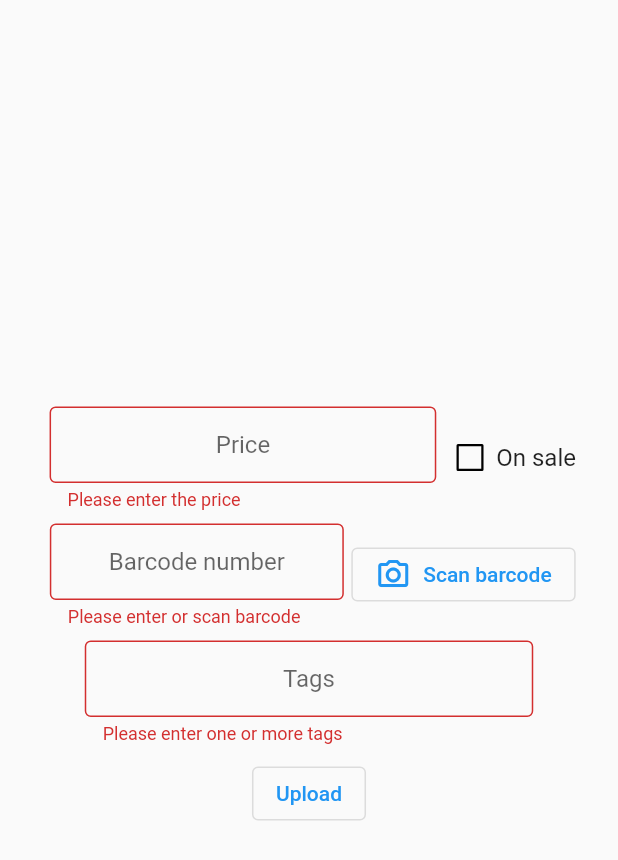
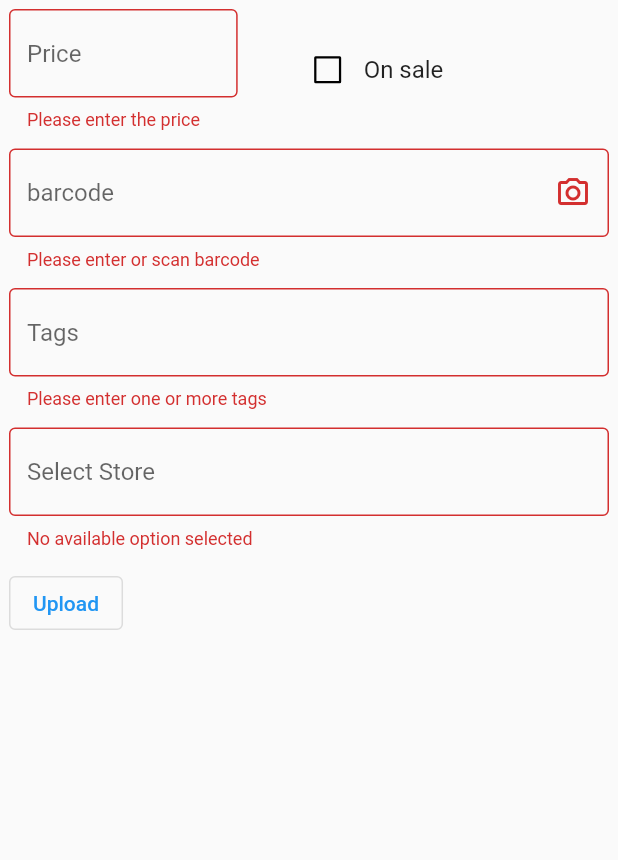
Before and after one commit to lmoyle1989/crowd_sourced_shopping_app, a Flutter app: the UploadScreen widget shown alone on an empty page, opened directly, after a tap on "Upload", on a phone screen of 412 x 824 dp. Shown: the top 860 px of the screen. Run offline on Flutter 3.47's test engine with Material 2 defaults, Android fonts, the phone set to English and light mode, and no system bars; our stand-ins replace cloud_firestore, email_validator, firebase_core, location, shared_preferences; missing offline and left inert: flutter_barcode_scanner; accounts and stored records are empty.

Commit message:
implemented store autocomplete frontend form, and refactored

```diff
--- a/flutter/lib/screens/upload_screen.dart
+++ b/flutter/lib/screens/upload_screen.dart
@@ -1,7 +1,7 @@
 import 'package:flutter/material.dart';
 import 'package:flutter/services.dart';
 import 'package:flutter_barcode_scanner/flutter_barcode_scanner.dart';
-import '/components/text_form_field.dart';
+//import '/components/text_form_field.dart';
 
 class UploadScreen extends StatefulWidget {
   const UploadScreen({Key? key}) : super(key: key);
@@ -12,31 +12,37 @@ class UploadScreen extends StatefulWidget {
 
 class _UploadScreenState extends State<UploadScreen> {
   final _formKey = GlobalKey<FormState>();
-  final TextEditingController _price = TextEditingController();
-  final TextEditingController _tags = TextEditingController();
-  final TextEditingController _barcode = TextEditingController();
   bool isChecked = false;
+  final List<Map<String, String>> _storeOptions = [
+    {"name": "safeway", "address": "1234"},
+    {"name": "vons", "address": '9876'}
+  ];
+  String? autocompleteSelection;
+  String? selectedBardcode;
 
   @override
   Widget build(BuildContext context) {
-    return Scaffold(
-      body: Center(child: SingleChildScrollView(
-        child: Form(
+    return Form(
         key: _formKey,
         child: Column(
+            mainAxisAlignment: MainAxisAlignment.start,
+            crossAxisAlignment: CrossAxisAlignment.start,
             children: <Widget>[
               Row(
-                mainAxisAlignment: MainAxisAlignment.center,
+                mainAxisAlignment: MainAxisAlignment.start,
                 children: [
-                  TextFieldWidget(
-                    controller: _price,
-                    fieldText: 'Price',
+                  Flexible(
+                      child: Padding(
+                          padding: const EdgeInsets.all(6),
+                          child: TextFormField(
+                            decoration: const InputDecoration(
+                                hintText: 'Price',
+                                border: OutlineInputBorder()),
                             validator: priceValidate,
                             keyboardType: TextInputType.number,
-                    contWidth: 0.65,
-                  ),
-                  SizedBox(
-                    width:35,
+                          ))),
+                  const SizedBox(width: 30),
+                  Flexible(
                     child: Checkbox(
                       value: isChecked,
                       onChanged: (value) {
@@ -48,48 +54,51 @@ class _UploadScreenState extends State<UploadScreen> {
                       splashRadius: 0,
                     ),
                   ),
-                  const Text('On sale', style: TextStyle(fontSize: 16),),
+                  const Text(
+                    'On sale',
+                    style: TextStyle(fontSize: 16),
+                  ),
                 ],
               ),
               Row(
-                mainAxisAlignment: MainAxisAlignment.center,
+                mainAxisAlignment: MainAxisAlignment.start,
                 children: [
-                  TextFieldWidget(
-                    controller: _barcode,
-                    fieldText: 'Barcode number',
-                    validator: barcodeValidate,
-                    contWidth: 0.5,
-                  ),
-                  Padding(
-                    padding: const EdgeInsets.all(0),
-                    child: OutlinedButton.icon(
-                      icon: const Icon(Icons.camera_alt_outlined),
-                      label: const Text('Scan barcode'),
-                      onPressed: scanBarcode
-                    )
-                  ),
+                  Flexible(
+                      child: Padding(
+                          padding: const EdgeInsets.all(6),
+                          child: TextFormField(
+                              decoration: InputDecoration(
+                                  hintText: 'barcode',
+                                  border: const OutlineInputBorder(),
+                                  suffixIcon: IconButton(
+                                      onPressed: scanBarcode,
+                                      icon: const Icon(
+                                          Icons.camera_alt_outlined))),
+                              validator: barcodeValidate))),
                 ],
               ),
-              TextFieldWidget(
-                controller: _tags,
-                fieldText: 'Tags',
+              Flexible(
+                  child: Padding(
+                      padding: const EdgeInsets.all(6),
+                      child: TextFormField(
+                        decoration: const InputDecoration(
+                            hintText: 'Tags', border: OutlineInputBorder()),
                         validator: tagsValidate,
-              ),
-              Padding(
-                padding: const EdgeInsets.all(5),
+                      ))),
+              Flexible(
+                  child: Padding(
+                      padding: const EdgeInsets.all(6), child: getStores())),
+              Flexible(
+                  child: Padding(
+                      padding: const EdgeInsets.all(6),
                       child: OutlinedButton(
                         child: const Text('Upload'),
                         onPressed: () {
                           FocusManager.instance.primaryFocus?.unfocus();
                           _formKey.currentState!.validate();
                         },
-                )
-              ),
-            ]
-          )
-        )
-      ))
-    );
+                      ))),
+            ]));
   }
 
   Future<void> scanBarcode() async {
@@ -104,7 +113,7 @@ class _UploadScreenState extends State<UploadScreen> {
 
     if (!mounted) return;
     setState(() {
-      _barcode.text = barcode;
+      selectedBardcode = barcode;
     });
   }
 
@@ -122,10 +131,81 @@ class _UploadScreenState extends State<UploadScreen> {
     }
     return null;
   }
+
   String? barcodeValidate(String? tags) {
     if (tags!.isEmpty) {
       return 'Please enter or scan barcode';
     }
     return null;
   }
+
+  RawAutocomplete getStores() {
+    return RawAutocomplete<Map>(
+      displayStringForOption: (Map element) =>
+          "${element["name"]}, ${element["address"]}",
+      optionsBuilder: (TextEditingValue sName) {
+        return _storeOptions.where((Map<String, String> element) {
+          return "${element["name"]} ${element["address"]}"
+              .contains(sName.text.toLowerCase());
+        });
+      },
+      fieldViewBuilder: (BuildContext context,
+          TextEditingController textController,
+          FocusNode focus,
+          VoidCallback onSubmit) {
+        return autocompleteText(textController, focus, onSubmit);
+      },
+      optionsViewBuilder: (BuildContext context,
+          AutocompleteOnSelected<Map<dynamic, dynamic>> onSelected,
+          Iterable<Map<dynamic, dynamic>> storeOptions) {
+        return Material(
+          elevation: 5,
+          child: ListView.builder(
+              padding: const EdgeInsets.all(5),
+              itemCount: storeOptions.length,
+              itemBuilder: (BuildContext context, int index) {
+                final Map opt = storeOptions.elementAt(index);
+                return GestureDetector(
+                  onTap: () {
+                    onSelected(opt);
+                  },
+                  child:
+                      ListTile(title: Text("${opt["name"]} ${opt["address"]}")),
+                );
+              }),
+        );
+      },
+      onSelected: (Map selectedStore) {
+        String store = "${selectedStore["name"]} ${selectedStore["address"]}";
+        setState(() {
+          autocompleteSelection = store;
+        });
+      },
+    );
   }
+
+  TextFormField autocompleteText(textController, focus, onSubmit) {
+    return TextFormField(
+      controller: textController,
+      focusNode: focus,
+      decoration: const InputDecoration(
+        hintText: 'Select Store',
+        border: OutlineInputBorder(),
+      ),
+      onFieldSubmitted: (String val) {
+        onSubmit();
+      },
+      validator: (String? val) {
+        List selected = _storeOptions.map((element) {
+          if (val == "${element["name"]} ${element["address"]}") {
+            return true;
+          }
+        }).toList();
+        if (!selected.contains(true)) {
+          return "No available option selected";
+        }
+        return null;
+      },
+    );
+  }
+}
```
Also changed, not shown: 1 other file. Lines whose indentation alone changed are shown as unchanged.
